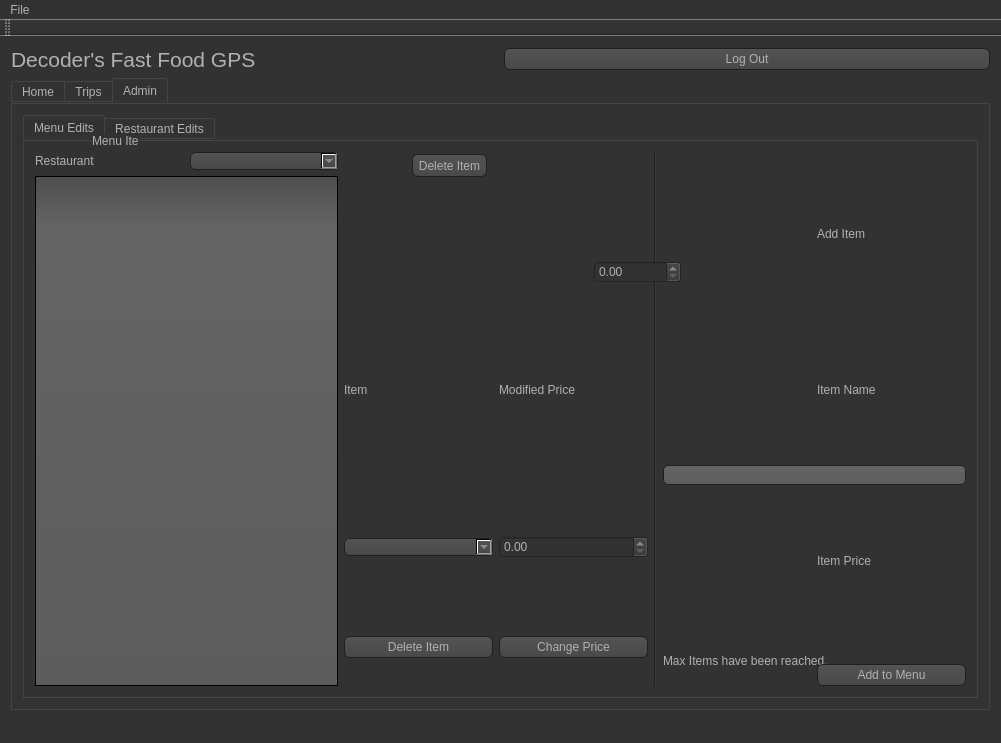
kevvaria/Decoders-Repository, file Decoders GUI/mainwindow.ui: the form before one commit.
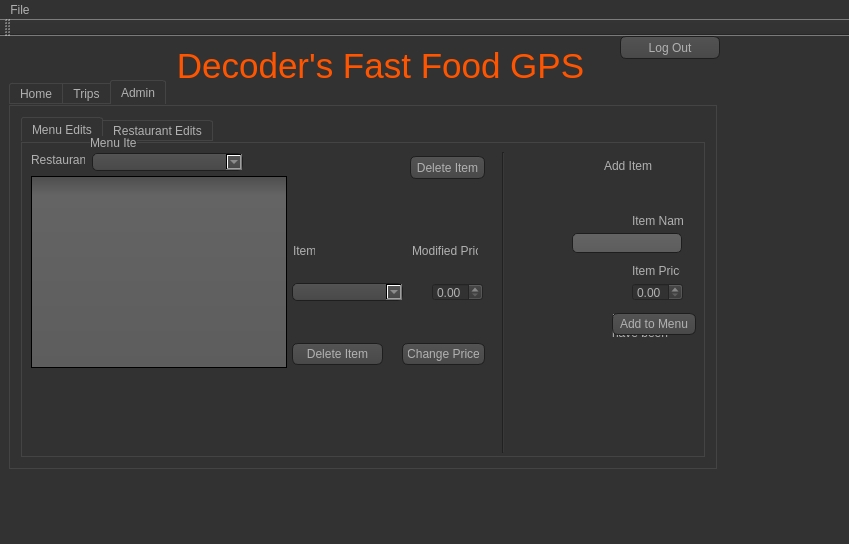
The form after the commit. The open tabs and pages were chosen to show the change. Icons and pictures are not drawn.

The edit to the form file:
```diff
--- a/Decoders GUI/mainwindow.ui
+++ b/Decoders GUI/mainwindow.ui
@@ -6,8 +6,8 @@
    <rect>
     <x>0</x>
     <y>0</y>
-    <width>1001</width>
-    <height>743</height>
+    <width>849</width>
+    <height>544</height>
    </rect>
   </property>
   <property name="windowTitle">
@@ -458,19 +458,32 @@
 }</string>
   </property>
   <widget class="QWidget" name="centralWidget">
-   <layout class="QGridLayout" name="gridLayout">
-    <item row="0" column="0">
      <widget class="QLabel" name="label_101">
+    <property name="geometry">
+     <rect>
+      <x>160</x>
+      <y>0</y>
+      <width>441</width>
+      <height>61</height>
+     </rect>
+    </property>
       <property name="styleSheet">
-       <string notr="true">font: 75 20pt &quot;Comic Sans MS&quot;;</string>
+     <string notr="true">font: 75 20pt &quot;Comic Sans MS&quot;;
+color: rgb(255, 85, 0)</string>
       </property>
       <property name="text">
-       <string>&lt;html&gt;&lt;head/&gt;&lt;body&gt;&lt;p&gt;&lt;span style=&quot; font-size:16pt;&quot;&gt;Decoder's Fast Food GPS&lt;/span&gt;&lt;/p&gt;&lt;/body&gt;&lt;/html&gt;</string>
-      </property>
-     </widget>
-    </item>
-    <item row="0" column="1">
+     <string>&lt;html&gt;&lt;head/&gt;&lt;body&gt;&lt;p align=&quot;center&quot;&gt;&lt;span style=&quot; font-size:26pt;&quot;&gt;Decoder's Fast Food GPS&lt;/span&gt;&lt;/p&gt;&lt;/body&gt;&lt;/html&gt;</string>
+    </property>
+   </widget>
      <widget class="QPushButton" name="loginButton">
+    <property name="geometry">
+     <rect>
+      <x>620</x>
+      <y>0</y>
+      <width>100</width>
+      <height>23</height>
+     </rect>
+    </property>
       <property name="minimumSize">
        <size>
         <width>100</width>
@@ -490,9 +503,15 @@
        </size>
       </property>
      </widget>
-    </item>
-    <item row="1" column="0" colspan="2">
      <widget class="QTabWidget" name="mainTab">
+    <property name="geometry">
+     <rect>
+      <x>9</x>
+      <y>44</y>
+      <width>708</width>
+      <height>389</height>
+     </rect>
+    </property>
       <property name="currentIndex">
        <number>0</number>
       </property>
@@ -953,23 +972,51 @@
            <attribute name="title">
             <string>Menu Edits</string>
            </attribute>
-           <layout class="QGridLayout" name="gridLayout_7">
-            <item row="0" column="0">
+         <widget class="QDoubleSpinBox" name="adminItemSpin">
+          <property name="geometry">
+           <rect>
+            <x>610</x>
+            <y>140</y>
+            <width>51</width>
+            <height>18</height>
+           </rect>
+          </property>
+         </widget>
              <widget class="QLabel" name="label_20">
+          <property name="geometry">
+           <rect>
+            <x>9</x>
+            <y>9</y>
+            <width>54</width>
+            <height>16</height>
+           </rect>
+          </property>
               <property name="text">
                <string>Restaurant</string>
               </property>
              </widget>
-            </item>
-            <item row="0" column="4" rowspan="7">
              <widget class="Line" name="line">
+          <property name="geometry">
+           <rect>
+            <x>473</x>
+            <y>9</y>
+            <width>16</width>
+            <height>301</height>
+           </rect>
+          </property>
               <property name="orientation">
                <enum>Qt::Vertical</enum>
               </property>
              </widget>
-            </item>
-            <item row="0" column="6" rowspan="2">
              <widget class="QLabel" name="label_21">
+          <property name="geometry">
+           <rect>
+            <x>582</x>
+            <y>9</y>
+            <width>89</width>
+            <height>28</height>
+           </rect>
+          </property>
               <property name="styleSheet">
                <string notr="true">font: 15pt &quot;Comic Sans MS&quot;;</string>
               </property>
@@ -977,63 +1024,119 @@
                <string>Add Item</string>
               </property>
              </widget>
-            </item>
-            <item row="1" column="0" rowspan="6" colspan="2">
              <widget class="QTableWidget" name="adminMenuItem">
+          <property name="geometry">
+           <rect>
+            <x>9</x>
+            <y>33</y>
+            <width>256</width>
+            <height>192</height>
+           </rect>
+          </property>
               <property name="editTriggers">
                <set>QAbstractItemView::NoEditTriggers</set>
               </property>
               <property name="alternatingRowColors">
-               <bool>true</bool>
+           <bool>false</bool>
               </property>
               <property name="sortingEnabled">
                <bool>true</bool>
               </property>
              </widget>
-            </item>
-            <item row="2" column="3">
              <widget class="QLabel" name="label_100">
+          <property name="geometry">
+           <rect>
+            <x>390</x>
+            <y>100</y>
+            <width>66</width>
+            <height>16</height>
+           </rect>
+          </property>
               <property name="text">
                <string>Modified Price</string>
               </property>
              </widget>
-            </item>
-            <item row="3" column="5" colspan="2">
-             <widget class="QLineEdit" name="addItemName"/>
-            </item>
-            <item row="2" column="2">
+         <widget class="QLineEdit" name="addItemName">
+          <property name="geometry">
+           <rect>
+            <x>550</x>
+            <y>90</y>
+            <width>110</width>
+            <height>20</height>
+           </rect>
+          </property>
+         </widget>
              <widget class="QLabel" name="label_99">
+          <property name="geometry">
+           <rect>
+            <x>271</x>
+            <y>100</y>
+            <width>22</width>
+            <height>16</height>
+           </rect>
+          </property>
               <property name="text">
                <string>Item</string>
               </property>
              </widget>
-            </item>
-            <item row="5" column="3">
              <widget class="QPushButton" name="adminCP">
+          <property name="geometry">
+           <rect>
+            <x>380</x>
+            <y>200</y>
+            <width>83</width>
+            <height>22</height>
+           </rect>
+          </property>
               <property name="text">
                <string>Change Price</string>
               </property>
              </widget>
-            </item>
-            <item row="2" column="6">
              <widget class="QLabel" name="label_22">
+          <property name="geometry">
+           <rect>
+            <x>610</x>
+            <y>70</y>
+            <width>52</width>
+            <height>16</height>
+           </rect>
+          </property>
               <property name="text">
                <string>Item Name</string>
               </property>
              </widget>
-            </item>
-            <item row="4" column="6">
              <widget class="QLabel" name="label_23">
+          <property name="geometry">
+           <rect>
+            <x>610</x>
+            <y>120</y>
+            <width>48</width>
+            <height>16</height>
+           </rect>
+          </property>
               <property name="text">
                <string>Item Price</string>
               </property>
              </widget>
-            </item>
-            <item row="3" column="3" rowspan="2">
-             <widget class="QDoubleSpinBox" name="adminModSpin"/>
-            </item>
-            <item row="5" column="5" rowspan="2" colspan="2">
+         <widget class="QDoubleSpinBox" name="adminModSpin">
+          <property name="geometry">
+           <rect>
+            <x>410</x>
+            <y>140</y>
+            <width>51</width>
+            <height>18</height>
+           </rect>
+          </property>
+         </widget>
              <widget class="QLabel" name="overfl0w">
+          <property name="geometry">
+           <rect>
+            <x>590</x>
+            <y>170</y>
+            <width>77</width>
+            <height>26</height>
+           </rect>
+          </property>
               <property name="text">
                <string>Max Items have been reached. </string>
               </property>
@@ -1041,35 +1144,49 @@
                <bool>true</bool>
               </property>
              </widget>
-            </item>
-            <item row="6" column="6">
              <widget class="QPushButton" name="addToMenu">
+          <property name="geometry">
+           <rect>
+            <x>590</x>
+            <y>170</y>
+            <width>84</width>
+            <height>22</height>
+           </rect>
+          </property>
               <property name="text">
                <string>Add to Menu</string>
               </property>
              </widget>
-            </item>
-            <item row="3" column="2" rowspan="2">
-             <widget class="QComboBox" name="adminItemSelection"/>
-            </item>
-            <item row="5" column="2">
+         <widget class="QComboBox" name="adminItemSelection">
+          <property name="geometry">
+           <rect>
+            <x>270</x>
+            <y>140</y>
+            <width>111</width>
+            <height>18</height>
+           </rect>
+          </property>
+         </widget>
              <widget class="QPushButton" name="adminDelItem">
+          <property name="geometry">
+           <rect>
+            <x>270</x>
+            <y>200</y>
+            <width>91</width>
+            <height>22</height>
+           </rect>
+          </property>
               <property name="text">
                <string>Delete Item</string>
               </property>
              </widget>
-            </item>
-            <item row="0" column="1">
-             <widget class="QComboBox" name="adminRC"/>
-            </item>
-           </layout>
-           <widget class="QDoubleSpinBox" name="adminItemSpin">
+         <widget class="QComboBox" name="adminRC">
             <property name="geometry">
              <rect>
-              <x>570</x>
-              <y>120</y>
-              <width>87</width>
-              <height>22</height>
+            <x>70</x>
+            <y>10</y>
+            <width>151</width>
+            <height>18</height>
              </rect>
             </property>
            </widget>
@@ -1193,15 +1310,13 @@
        </widget>
       </widget>
      </widget>
-    </item>
-   </layout>
   </widget>
   <widget class="QMenuBar" name="menuBar">
    <property name="geometry">
     <rect>
      <x>0</x>
      <y>0</y>
-     <width>1001</width>
+     <width>849</width>
      <height>21</height>
     </rect>
    </property>
```
Left out of the diff: 228 changed lines with no effect on the pictures. Lines whose indentation alone changed are shown as unchanged.
